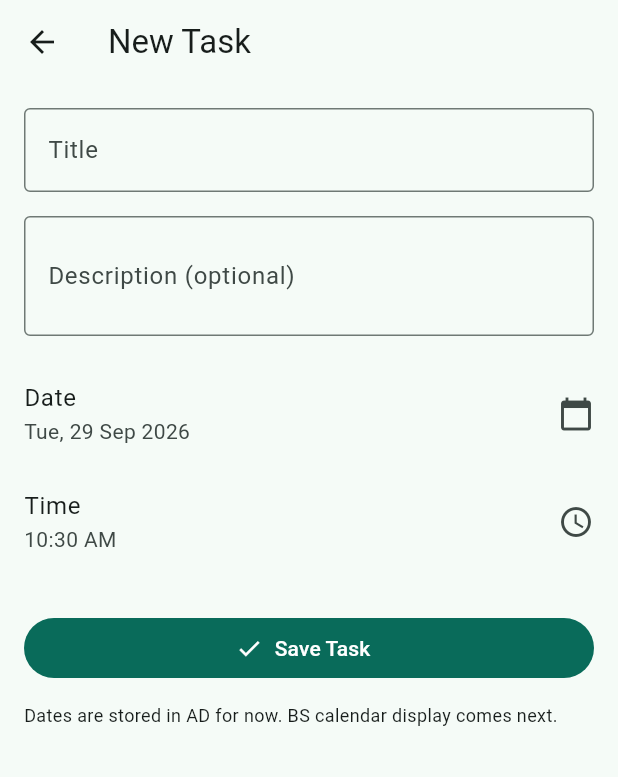
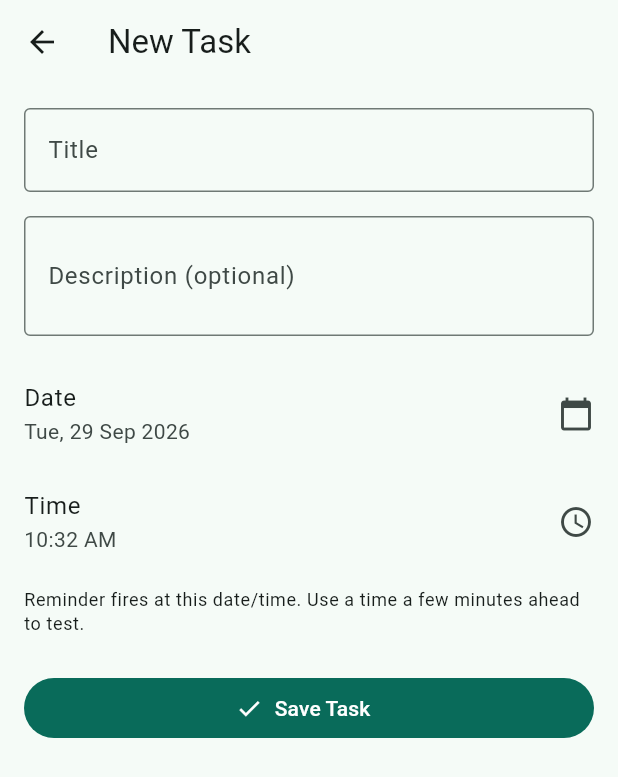
Before and after one commit to jagdishsah126/To-Do, a Flutter app: the screen it shows after launch, after a tap on "Add Task", on a phone screen of 412 x 824 dp. Shown: the top 777 px of the screen. Run offline on Flutter 3.47's test engine with Material 3 defaults, Android fonts, the phone set to English and light mode, and no system bars; our stand-ins replace flutter_local_notifications, flutter_timezone, sqflite, timezone; accounts and stored records are empty.

Commit message:
Add local scheduled reminders for Android tasks.
Schedules notifications at task time, cancels on complete/delete, and adds a 10-second test action so reminder delivery can be verified on device.

Co-authored-by: Cursor <cursoragent@cursor.com>

```diff
--- a/lib/app.dart
+++ b/lib/app.dart
@@ -1,11 +1,17 @@
 import 'package:flutter/material.dart';
 import 'package:personal_todo/data/task_repository.dart';
 import 'package:personal_todo/features/today/today_page.dart';
+import 'package:personal_todo/services/notification_service.dart';
 
 class TodoApp extends StatelessWidget {
-  const TodoApp({super.key, required this.repository});
+  const TodoApp({
+    super.key,
+    required this.repository,
+    required this.notifications,
+  });
 
   final TaskRepository repository;
+  final NotificationService notifications;
 
   @override
   Widget build(BuildContext context) {
@@ -22,7 +28,10 @@ class TodoApp extends StatelessWidget {
           border: OutlineInputBorder(),
         ),
       ),
-      home: TodayPage(repository: repository),
+      home: TodayPage(
+        repository: repository,
+        notifications: notifications,
+      ),
     );
   }
 }
--- a/lib/features/task_editor/task_editor_page.dart
+++ b/lib/features/task_editor/task_editor_page.dart
@@ -1,11 +1,17 @@
 import 'package:flutter/material.dart';
 import 'package:intl/intl.dart';
 import 'package:personal_todo/data/task_repository.dart';
+import 'package:personal_todo/services/notification_service.dart';
 
 class TaskEditorPage extends StatefulWidget {
-  const TaskEditorPage({super.key, required this.repository});
+  const TaskEditorPage({
+    super.key,
+    required this.repository,
+    required this.notifications,
+  });
 
   final TaskRepository repository;
+  final NotificationService notifications;
 
   @override
   State<TaskEditorPage> createState() => _TaskEditorPageState();
@@ -25,9 +31,9 @@ class _TaskEditorPageState extends State<TaskEditorPage> {
   @override
   void initState() {
     super.initState();
-    final now = DateTime.now();
+    final now = DateTime.now().add(const Duration(minutes: 2));
     _date = DateTime(now.year, now.month, now.day);
-    _time = TimeOfDay(hour: now.hour, minute: (now.minute ~/ 5) * 5);
+    _time = TimeOfDay(hour: now.hour, minute: now.minute);
   }
 
   @override
@@ -74,12 +80,26 @@ class _TaskEditorPageState extends State<TaskEditorPage> {
 
     setState(() => _saving = true);
     try {
-      await widget.repository.createTask(
+      await widget.notifications.requestPermission();
+
+      final task = await widget.repository.createTask(
         title: _titleController.text,
         description: _descriptionController.text,
         scheduledAt: _scheduledAt,
       );
+
+      final isFuture = _scheduledAt.isAfter(DateTime.now());
+      if (isFuture) {
+        await widget.notifications.scheduleTaskReminder(task);
+      }
+
       if (!mounted) return;
+
+      final message = isFuture
+          ? 'Task saved. Reminder set for ${_dateFormat.format(_date)} ${_time.format(context)}.'
+          : 'Task saved. No reminder (time is in the past). Pick a future time.';
+
+      ScaffoldMessenger.of(context).showSnackBar(SnackBar(content: Text(message)));
       Navigator.of(context).pop(true);
     } catch (error) {
       if (!mounted) return;
@@ -138,6 +158,11 @@ class _TaskEditorPageState extends State<TaskEditorPage> {
                 trailing: const Icon(Icons.schedule),
                 onTap: _pickTime,
               ),
+              const SizedBox(height: 8),
+              Text(
+                'Reminder fires at this date/time. Use a time a few minutes ahead to test.',
+                style: Theme.of(context).textTheme.bodySmall,
+              ),
               const SizedBox(height: 24),
               FilledButton.icon(
                 onPressed: _saving ? null : _save,
@@ -150,11 +175,6 @@ class _TaskEditorPageState extends State<TaskEditorPage> {
                     : const Icon(Icons.check),
                 label: Text(_saving ? 'Saving...' : 'Save Task'),
               ),
-              const SizedBox(height: 12),
-              const Text(
-                'Dates are stored in AD for now. BS calendar display comes next.',
-                style: TextStyle(fontSize: 12),
-              ),
             ],
           ),
         ),
--- a/lib/features/today/today_page.dart
+++ b/lib/features/today/today_page.dart
@@ -3,11 +3,17 @@ import 'package:intl/intl.dart';
 import 'package:personal_todo/data/task_repository.dart';
 import 'package:personal_todo/domain/task.dart';
 import 'package:personal_todo/features/task_editor/task_editor_page.dart';
+import 'package:personal_todo/services/notification_service.dart';
 
 class TodayPage extends StatefulWidget {
-  const TodayPage({super.key, required this.repository});
+  const TodayPage({
+    super.key,
+    required this.repository,
+    required this.notifications,
+  });
 
   final TaskRepository repository;
+  final NotificationService notifications;
 
   @override
   State<TodayPage> createState() => _TodayPageState();
@@ -33,7 +39,10 @@ class _TodayPageState extends State<TodayPage> {
   Future<void> _openEditor() async {
     final created = await Navigator.of(context).push<bool>(
       MaterialPageRoute(
-        builder: (_) => TaskEditorPage(repository: widget.repository),
+        builder: (_) => TaskEditorPage(
+          repository: widget.repository,
+          notifications: widget.notifications,
+        ),
       ),
     );
 
@@ -45,15 +54,44 @@ class _TodayPageState extends State<TodayPage> {
   Future<void> _toggleComplete(Task task) async {
     if (task.isCompleted) {
       await widget.repository.markUpcoming(task.id);
+      await widget.notifications.scheduleTaskReminder(
+        task.copyWith(status: TaskStatus.upcoming),
+      );
     } else {
       await widget.repository.markCompleted(task.id);
+      await widget.notifications.cancelTaskReminder(task.id);
     }
     _reload();
   }
 
   Future<void> _deleteTask(Task task) async {
+    await widget.notifications.cancelTaskReminder(task.id);
     await widget.repository.deleteTask(task.id);
     _reload();
+  }
+
+  Future<void> _testNotification() async {
+    final allowed = await widget.notifications.requestPermission();
+    if (!mounted) return;
+
+    if (!allowed) {
+      ScaffoldMessenger.of(context).showSnackBar(
+        const SnackBar(
+          content: Text(
+            'Notification permission denied. Enable it in phone settings.',
+          ),
+        ),
+      );
+      return;
+    }
+
+    await widget.notifications.scheduleTestNotification(seconds: 10);
+    if (!mounted) return;
+    ScaffoldMessenger.of(context).showSnackBar(
+      const SnackBar(
+        content: Text('Test notification scheduled in 10 seconds. Lock phone or leave app.'),
+      ),
+    );
   }
 
   @override
@@ -64,6 +102,11 @@ class _TodayPageState extends State<TodayPage> {
       appBar: AppBar(
         title: const Text('Today'),
         actions: [
+          IconButton(
+            tooltip: 'Test notification (10s)',
+            onPressed: _testNotification,
+            icon: const Icon(Icons.notifications_active_outlined),
+          ),
           IconButton(
             tooltip: 'Refresh',
             onPressed: _reload,
@@ -107,7 +150,7 @@ class _TodayPageState extends State<TodayPage> {
                     child: Padding(
                       padding: EdgeInsets.all(24),
                       child: Text(
-                        'No tasks for today.\nTap + to add one.',
+                        'No tasks for today.\nTap + to add one.\n\nUse the bell icon to test notifications.',
                         textAlign: TextAlign.center,
                       ),
                     ),
--- a/lib/main.dart
+++ b/lib/main.dart
@@ -1,10 +1,22 @@
 import 'package:flutter/material.dart';
 import 'package:personal_todo/app.dart';
 import 'package:personal_todo/data/task_repository.dart';
+import 'package:personal_todo/services/notification_service.dart';
 
 Future<void> main() async {
   WidgetsFlutterBinding.ensureInitialized();
+
   final repository = TaskRepository();
   await repository.init();
-  runApp(TodoApp(repository: repository));
+
+  final notifications = NotificationService();
+  await notifications.init();
+  await notifications.requestPermission();
+
+  runApp(
+    TodoApp(
+      repository: repository,
+      notifications: notifications,
+    ),
+  );
 }
--- /dev/null
+++ b/lib/services/notification_service.dart
@@ -0,0 +1,130 @@
+import 'dart:io';
+
+import 'package:flutter_local_notifications/flutter_local_notifications.dart';
+import 'package:flutter_timezone/flutter_timezone.dart';
+import 'package:personal_todo/domain/task.dart';
+import 'package:timezone/data/latest_all.dart' as tzdata;
+import 'package:timezone/timezone.dart' as tz;
+
+class NotificationService {
+  NotificationService();
+
+  final FlutterLocalNotificationsPlugin _plugin =
+      FlutterLocalNotificationsPlugin();
+
+  static const _channelId = 'task_reminders';
+  static const _channelName = 'Task reminders';
+  static const _channelDescription = 'Reminders for scheduled tasks';
+
+  bool _ready = false;
+
+  Future<void> init() async {
+    tzdata.initializeTimeZones();
+    await _configureLocalTimezone();
+
+    const androidInit = AndroidInitializationSettings('@mipmap/ic_launcher');
+    const initSettings = InitializationSettings(android: androidInit);
+
+    await _plugin.initialize(initSettings);
+
+    final android = _plugin.resolvePlatformSpecificImplementation<
+        AndroidFlutterLocalNotificationsPlugin>();
+    await android?.createNotificationChannel(
+      const AndroidNotificationChannel(
+        _channelId,
+        _channelName,
+        description: _channelDescription,
+        importance: Importance.high,
+      ),
+    );
+
+    _ready = true;
+  }
+
+  Future<void> _configureLocalTimezone() async {
+    try {
+      final name = await FlutterTimezone.getLocalTimezone();
+      tz.setLocalLocation(tz.getLocation(name));
+    } catch (_) {
+      // Nepal default for this project if device timezone lookup fails.
+      tz.setLocalLocation(tz.getLocation('Asia/Kathmandu'));
+    }
+  }
+
+  Future<bool> requestPermission() async {
+    if (!_ready) return false;
+    if (!Platform.isAndroid) return true;
+
+    final android = _plugin.resolvePlatformSpecificImplementation<
+        AndroidFlutterLocalNotificationsPlugin>();
+    final notificationsEnabled =
+        await android?.requestNotificationsPermission() ?? false;
+    await android?.requestExactAlarmsPermission();
+    return notificationsEnabled;
+  }
+
+  int notificationIdForTask(String taskId) {
+    return taskId.hashCode & 0x7fffffff;
+  }
+
+  Future<void> scheduleTaskReminder(Task task) async {
+    if (!_ready) return;
+    if (task.isCompleted) return;
+
+    final when = task.scheduledAt;
+    if (!when.isAfter(DateTime.now())) {
+      return;
+    }
+
+    final id = notificationIdForTask(task.id);
+    final scheduled = tz.TZDateTime.from(when, tz.local);
+
+    const androidDetails = AndroidNotificationDetails(
+      _channelId,
+      _channelName,
+      channelDescription: _channelDescription,
+      importance: Importance.high,
+      priority: Priority.high,
+      category: AndroidNotificationCategory.reminder,
+    );
+
+    await _plugin.zonedSchedule(
+      id,
+      task.title,
+      task.description.isEmpty ? 'Task reminder' : task.description,
+      scheduled,
+      const NotificationDetails(android: androidDetails),
+      androidScheduleMode: AndroidScheduleMode.exactAllowWhileIdle,
+    );
+  }
+
+  Future<void> cancelTaskReminder(String taskId) async {
+    if (!_ready) return;
+    await _plugin.cancel(notificationIdForTask(taskId));
+  }
+
+  /// Quick device test: fires a notification after [seconds].
+  Future<void> scheduleTestNotification({int seconds = 10}) async {
+    if (!_ready) return;
+
+    final when = tz.TZDateTime.now(tz.local).add(Duration(seconds: seconds));
+    const androidDetails = AndroidNotificationDetails(
+      _channelId,
+      _channelName,
+      channelDescription: _channelDescription,
+      importance: Importance.high,
+      priority: Priority.high,
+    );
+
+    await _plugin.zonedSchedule(
+      999001,
+      'Test reminder',
+      'Notifications are working on this phone.',
+      when,
+      const NotificationDetails(android: androidDetails),
+      androidScheduleMode: AndroidScheduleMode.exactAllowWhileIdle,
+      uiLocalNotificationDateInterpretation:
+          UILocalNotificationDateInterpretation.absoluteTime,
+    );
+  }
+}
--- a/pubspec.yaml
+++ b/pubspec.yaml
@@ -2,7 +2,7 @@ name: personal_todo
 description: Offline-first personal todo and reminder app for Android.
 publish_to: "none"
 
-version: 1.0.0+1
+version: 1.0.1+2
 
 environment:
   sdk: ^3.13.4
@@ -16,6 +16,9 @@ dependencies:
   path_provider: ^2.1.5
   intl: ^0.20.2
   uuid: ^4.5.1
+  flutter_local_notifications: ^19.4.0
+  timezone: ^0.10.1
+  flutter_timezone: ^4.1.1
 
 dev_dependencies:
   flutter_test:
```
Also changed, not shown: 3 other files.
